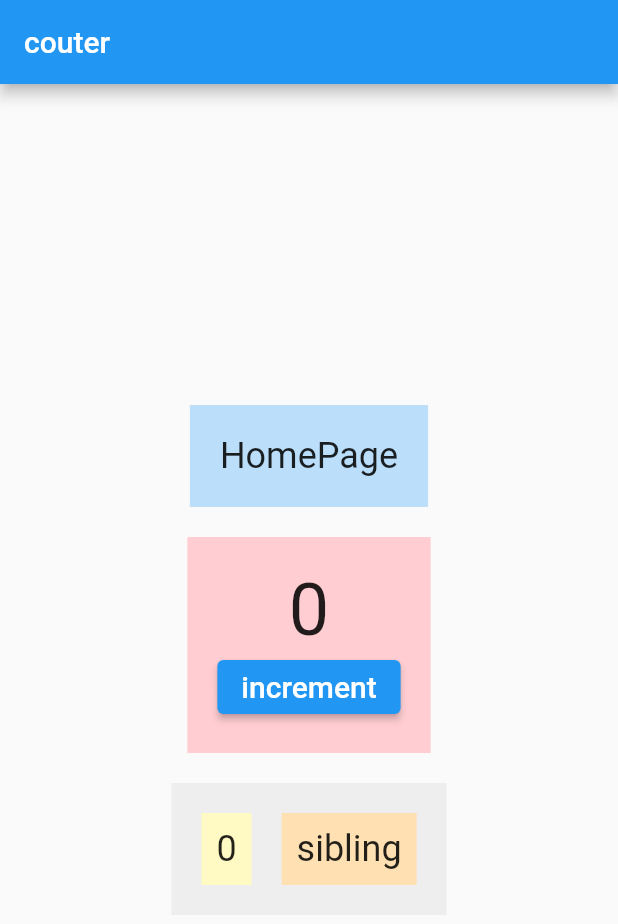
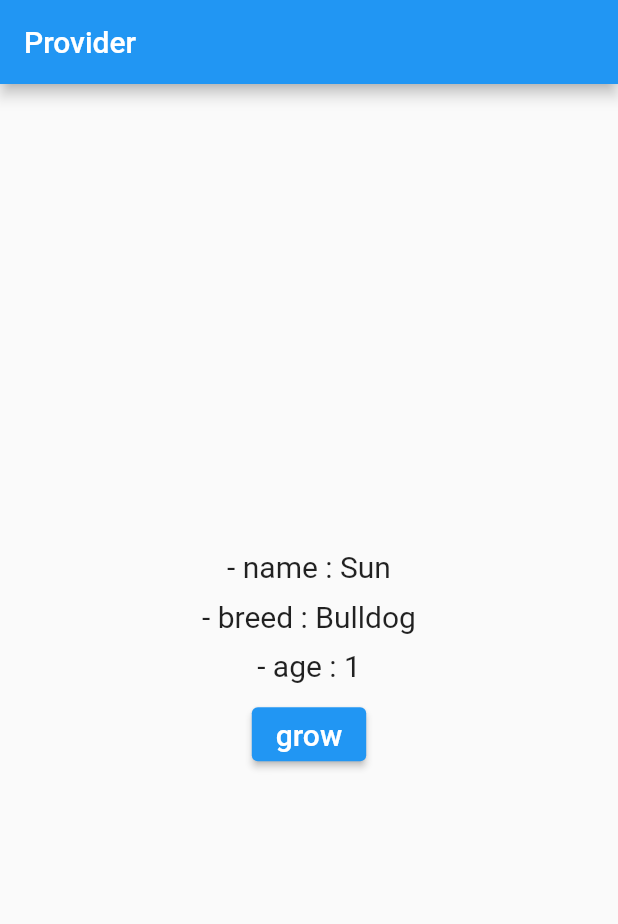
Before and after one commit to qwq140/flutter_provider_ex, a Flutter app: the screen it shows after launch, on a phone screen of 412 x 824 dp. Shown: the top 924 px of the screen. Run offline on Flutter 3.47's test engine with Material 2 defaults, Android fonts, the phone set to English and light mode, and no system bars.

Commit message:
Provider

```diff
--- a/lib/main.dart
+++ b/lib/main.dart
@@ -1,5 +1,7 @@
 import 'package:flutter/material.dart';
-import 'package:flutter_provider_ex/non_provider/home_page.dart';
+import 'package:flutter_provider_ex/provider/model/dog.dart';
+import 'package:flutter_provider_ex/provider/view/home_page.dart';
+import 'package:provider/provider.dart';
 
 void main() {
   runApp(const MyApp());
@@ -8,14 +10,16 @@ void main() {
 class MyApp extends StatelessWidget {
   const MyApp({super.key});
 
-  // This widget is the root of your application.
   @override
   Widget build(BuildContext context) {
-    return MaterialApp(
-      theme: ThemeData(
-        primarySwatch: Colors.blue,
+    return Provider<Dog>(
+      create: (context) => Dog(name: 'Sun', breed: 'Bulldog'),
+      child: MaterialApp(
+        theme: ThemeData(
+          primarySwatch: Colors.blue,
+        ),
+        home: const HomePage(),
       ),
-      home: const HomePage(),
     );
   }
 }
--- /dev/null
+++ b/lib/provider/model/dog.dart
@@ -0,0 +1,14 @@
+import 'package:flutter/material.dart';
+
+class Dog {
+  final String name;
+  final String breed;
+  int age;
+
+  Dog({required this.name, required this.breed, this.age = 1});
+
+  void grow() {
+    age++;
+    print('dog age : $age');
+  }
+}
--- /dev/null
+++ b/lib/provider/view/component/age.dart
@@ -0,0 +1,27 @@
+import 'package:flutter/material.dart';
+import 'package:flutter_provider_ex/provider/model/dog.dart';
+import 'package:provider/provider.dart';
+
+class Age extends StatelessWidget {
+  const Age({Key? key}) : super(key: key);
+
+  @override
+  Widget build(BuildContext context) {
+    return Column(
+      children: [
+        Text(
+          '- age : ${Provider.of<Dog>(context).age}',
+          style: TextStyle(fontSize: 20),
+        ),
+        const SizedBox(height: 10),
+        ElevatedButton(
+          onPressed: () => Provider.of<Dog>(context, listen: false).grow(),
+          child: const Text(
+            'grow',
+            style: TextStyle(fontSize: 20),
+          ),
+        ),
+      ],
+    );
+  }
+}
--- /dev/null
+++ b/lib/provider/view/component/breed_and_age.dart
@@ -0,0 +1,19 @@
+import 'package:flutter/material.dart';
+import 'package:flutter_provider_ex/provider/model/dog.dart';
+import 'package:flutter_provider_ex/provider/view/component/age.dart';
+import 'package:provider/provider.dart';
+
+class BreedAndAge extends StatelessWidget {
+  const BreedAndAge({Key? key}) : super(key: key);
+
+  @override
+  Widget build(BuildContext context) {
+    return Column(
+      children: [
+        Text('- breed : ${Provider.of<Dog>(context).breed}', style: TextStyle(fontSize: 20),),
+        const SizedBox(height: 10,),
+        const Age(),
+      ],
+    );
+  }
+}
--- /dev/null
+++ b/lib/provider/view/home_page.dart
@@ -0,0 +1,25 @@
+import 'package:flutter/material.dart';
+import 'package:flutter_provider_ex/provider/model/dog.dart';
+import 'package:flutter_provider_ex/provider/view/component/breed_and_age.dart';
+import 'package:provider/provider.dart';
+
+class HomePage extends StatelessWidget {
+  const HomePage({Key? key}) : super(key: key);
+
+  @override
+  Widget build(BuildContext context) {
+    return Scaffold(
+      appBar: AppBar(title: const Text('Provider'),),
+      body: Center(
+        child: Column(
+          mainAxisAlignment: MainAxisAlignment.center,
+          children: [
+            Text('- name : ${Provider.of<Dog>(context).name}', style: const TextStyle(fontSize: 20),),
+            const SizedBox(height: 10,),
+            const BreedAndAge(),
+          ],
+        ),
+      ),
+    );
+  }
+}
--- a/pubspec.yaml
+++ b/pubspec.yaml
@@ -36,6 +36,7 @@ dependencies:
   # The following adds the Cupertino Icons font to your application.
   # Use with the CupertinoIcons class for iOS style icons.
   cupertino_icons: ^1.0.2
+  provider: ^6.0.3
 
 dev_dependencies:
   flutter_test:
```
Also changed, not shown: pubspec.lock.
